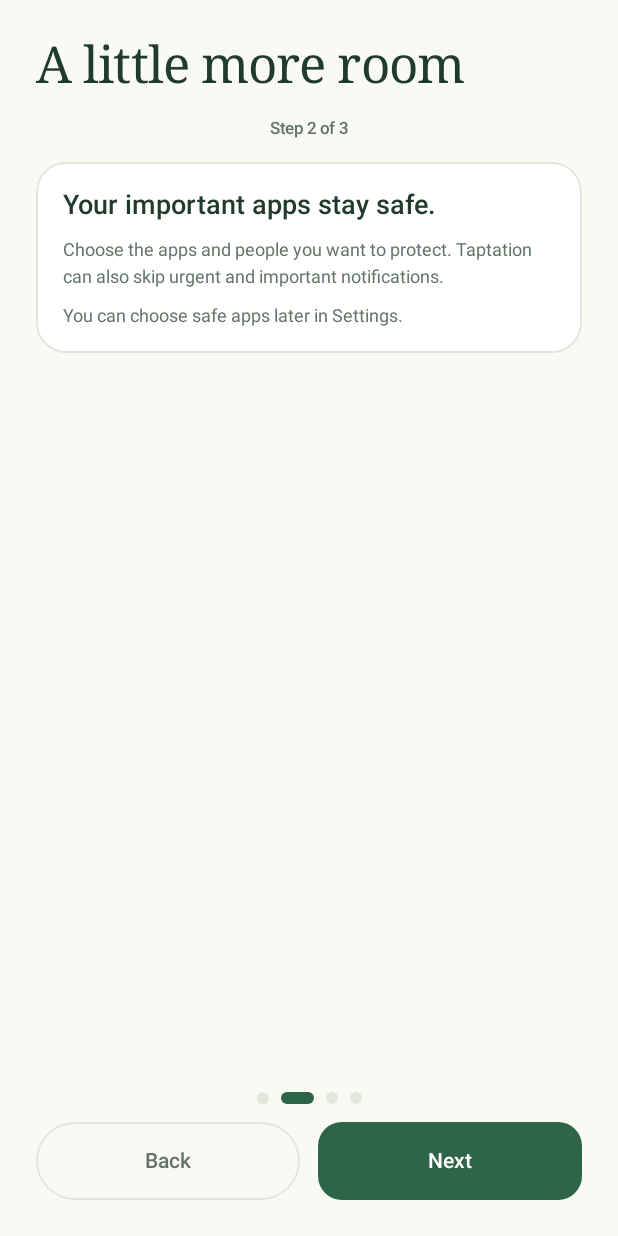
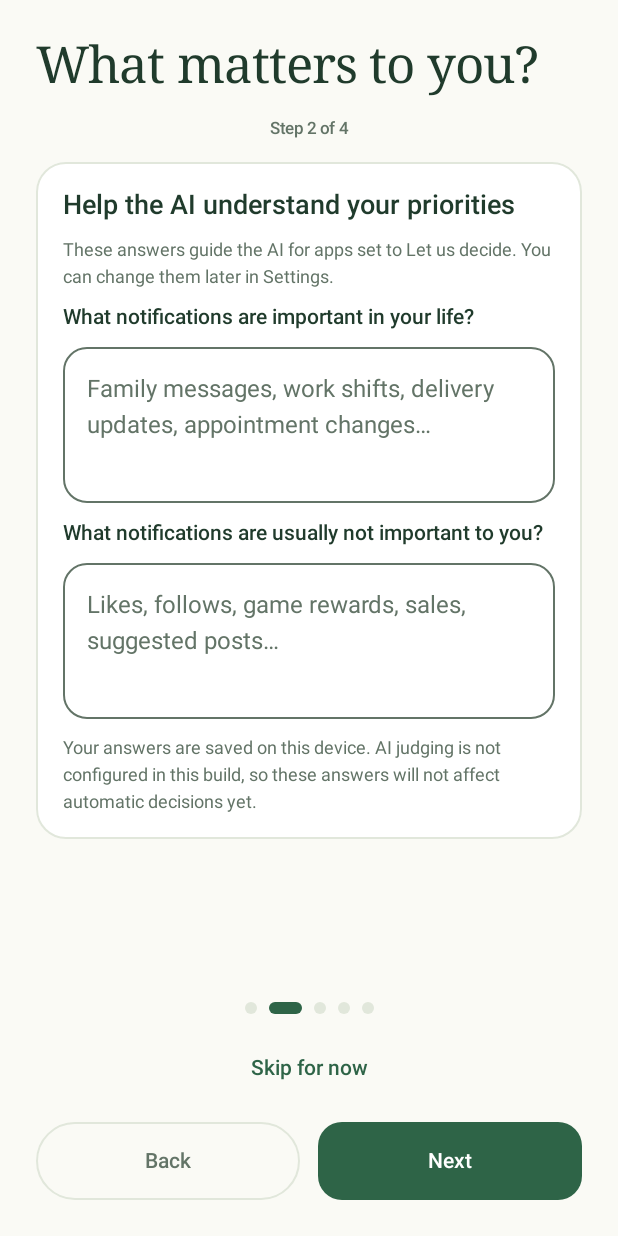
Before and after one commit to kinsonchk/Fake-Notifications, an Android app built with Jetpack Compose: the composable OnboardingScreen shown on its own in the app's theme, after a tap on "Next", on a phone screen of 412 x 824 dp. Run offline under Robolectric (Android 15) with nearby library versions, the phone set to English and light mode, and no system bars.

Commit message:
onboarding client can set ai

```diff
--- a/app/src/main/java/com/codejam/taptation/ui/OnboardingScreen.kt
+++ b/app/src/main/java/com/codejam/taptation/ui/OnboardingScreen.kt
@@ -18,6 +18,7 @@ import androidx.compose.material3.MaterialTheme
 import androidx.compose.material3.OutlinedButton
 import androidx.compose.material3.Surface
 import androidx.compose.material3.Text
+import androidx.compose.material3.TextButton
 import androidx.compose.runtime.Composable
 import androidx.compose.runtime.LaunchedEffect
 import androidx.compose.runtime.getValue
@@ -32,13 +33,23 @@ import androidx.compose.ui.platform.LocalContext
 import androidx.compose.ui.unit.dp
 import androidx.lifecycle.Lifecycle
 import androidx.lifecycle.compose.LifecycleEventEffect
+import androidx.lifecycle.compose.collectAsStateWithLifecycle
+import com.codejam.taptation.BuildConfig
 import com.codejam.taptation.service.PermissionHelper
+import com.codejam.taptation.ui.common.CriteriaField
 import com.codejam.taptation.ui.common.SectionCard
 import com.codejam.taptation.ui.common.openOverlaySettings
+import com.codejam.taptation.ui.common.rememberGameRepository
 import com.codejam.taptation.ui.home.GrassMeadow
 
 private const val PREFS = "first_run"
 private const val TUTORIAL_COMPLETE = "tutorial_complete"
+private const val PAGE_WELCOME = 0
+private const val PAGE_PERSONAL_CRITERIA = 1
+private const val PAGE_SAFE_APPS = 2
+private const val PAGE_CATCHES = 3
+private const val PAGE_SETUP = 4
+private const val TUTORIAL_PAGE_COUNT = PAGE_SETUP
 
 internal fun isTutorialComplete(context: Context): Boolean =
     context.getSharedPreferences(PREFS, Context.MODE_PRIVATE).getBoolean(TUTORIAL_COMPLETE, false)
@@ -51,7 +62,9 @@ internal fun completeTutorial(context: Context) {
 @Composable
 internal fun OnboardingScreen(startAtSetup: Boolean, onComplete: () -> Unit) {
     val context = LocalContext.current
-    var page by rememberSaveable { mutableIntStateOf(if (startAtSetup) 3 else 0) }
+    val repository = rememberGameRepository()
+    val gameState by repository.state.collectAsStateWithLifecycle()
+    var page by rememberSaveable { mutableIntStateOf(if (startAtSetup) PAGE_SETUP else PAGE_WELCOME) }
     var notificationAccess by remember { mutableStateOf(PermissionHelper.isNotificationAccessGranted(context)) }
     var overlayAccess by remember { mutableStateOf(Settings.canDrawOverlays(context)) }
 
@@ -73,29 +86,67 @@ internal fun OnboardingScreen(startAtSetup: Boolean, onComplete: () -> Unit) {
             horizontalAlignment = Alignment.CenterHorizontally,
         ) {
             Text(
-                if (page == 3) "A couple of settings" else "A little more room",
+                when (page) {
+                    PAGE_SETUP -> "A couple of settings"
+                    PAGE_PERSONAL_CRITERIA -> "What matters to you?"
+                    PAGE_SAFE_APPS -> "Your important apps stay safe."
+                    PAGE_CATCHES -> "A tap can be a moment to pause."
+                    else -> "A little more room"
+                },
                 style = MaterialTheme.typography.headlineLarge,
                 modifier = Modifier.fillMaxWidth(),
             )
-            if (page < 3) {
-                Text("Step ${page + 1} of 3", style = MaterialTheme.typography.labelSmall,
+            if (page < PAGE_SETUP) {
+                Text("Step ${page + 1} of $TUTORIAL_PAGE_COUNT", style = MaterialTheme.typography.labelSmall,
                     color = MaterialTheme.colorScheme.onSurfaceVariant)
-                if (page == 0) GrassMeadow(health = 100)
+                if (page == PAGE_WELCOME) GrassMeadow(health = 100)
+                if (page == PAGE_PERSONAL_CRITERIA) {
+                    SectionCard(
+                        title = "Help the AI understand your priorities",
+                        subtitle = "These answers guide the AI for apps set to Let us decide. You can change them later in Settings.",
+                    ) {
+                        val config = gameState?.config
+                        if (config == null) {
+                            Text("Loading your saved preferences…", style = MaterialTheme.typography.bodyMedium)
+                        } else {
+                            CriteriaField(
+                                label = "What notifications are important in your life?",
+                                placeholder = "Family messages, work shifts, delivery updates, appointment changes…",
+                                saved = config.essentialCriteria,
+                            ) { value -> repository.updateConfig { it.copy(essentialCriteria = value.trim()) } }
+                            CriteriaField(
+                                label = "What notifications are usually not important to you?",
+                                placeholder = "Likes, follows, game rewards, sales, suggested posts…",
+                                saved = config.nonEssentialCriteria,
+                            ) { value -> repository.updateConfig { it.copy(nonEssentialCriteria = value.trim()) } }
+                        }
+                        Text(
+                            if (BuildConfig.CF_ACCOUNT_ID.isNotBlank() && BuildConfig.CF_API_TOKEN.isNotBlank()) {
+                                "Your answers are saved on this device. When AI judging runs, Taptation sends your preferences and notification details to Cloudflare. Notification details are not saved by Taptation."
+                            } else {
+                                "Your answers are saved on this device. AI judging is not configured in this build, so these answers will not affect automatic decisions yet."
+                            },
+                            style = MaterialTheme.typography.bodySmall,
+                            color = MaterialTheme.colorScheme.onSurfaceVariant,
+                        )
+                    }
+                } else {
                     SectionCard(
                         title = when (page) {
-                        0 -> "Make space for what matters."
-                        1 -> "Your important apps stay safe."
+                            PAGE_WELCOME -> "Make space for what matters."
+                            PAGE_SAFE_APPS -> "Your important apps stay safe."
                             else -> "A tap can be a moment to pause."
                         },
                         subtitle = when (page) {
-                        0 -> "Some distracting notification taps trigger a reminder and lower your meadow’s health. Important notifications are excluded."
-                        1 -> "Choose the apps and people you want to protect. Taptation can also skip urgent and important notifications."
+                            PAGE_WELCOME -> "Some distracting notification taps trigger a reminder and lower your meadow’s health. Important notifications are excluded."
+                            PAGE_SAFE_APPS -> "Choose the apps and people you want to protect. Taptation can also skip urgent and important notifications."
                             else -> "Taptation checks distracting notification taps. If a catch happens, your meadow loses health and a reminder shows what it cost before you continue."
                         },
                     ) {
-                    if (page == 1) Text("You can choose safe apps later in Settings.",
+                        if (page == PAGE_SAFE_APPS) Text("You can choose safe apps later in Settings.",
                             style = MaterialTheme.typography.bodySmall,
                             color = MaterialTheme.colorScheme.onSurfaceVariant)
+                    }
                 }
             } else {
                 Text("Taptation needs notification access to detect notification taps. Showing catch feedback over other apps is optional but recommended.",
@@ -126,7 +177,7 @@ internal fun OnboardingScreen(startAtSetup: Boolean, onComplete: () -> Unit) {
 
         Column(horizontalAlignment = Alignment.CenterHorizontally, verticalArrangement = Arrangement.spacedBy(12.dp)) {
             Row(horizontalArrangement = Arrangement.spacedBy(8.dp), verticalAlignment = Alignment.CenterVertically) {
-                repeat(4) { index ->
+                repeat(PAGE_SETUP + 1) { index ->
                     Surface(
                         color = if (index == page) MaterialTheme.colorScheme.primary else MaterialTheme.colorScheme.outlineVariant,
                         shape = RoundedCornerShape(50),
@@ -134,21 +185,24 @@ internal fun OnboardingScreen(startAtSetup: Boolean, onComplete: () -> Unit) {
                     ) {}
                 }
             }
+            if (page == PAGE_PERSONAL_CRITERIA) {
+                TextButton(onClick = { page = PAGE_SAFE_APPS }) { Text("Skip for now") }
+            }
             Row(Modifier.fillMaxWidth(), horizontalArrangement = Arrangement.spacedBy(12.dp)) {
-                if (page > 0 && page < 3) {
+                if (page > PAGE_WELCOME && page < PAGE_SETUP) {
                     OutlinedButton(onClick = { page-- }, modifier = Modifier.weight(1f).height(52.dp)) { Text("Back") }
                 }
-                val canFinish = page == 3 && notificationAccess
+                val canFinish = page == PAGE_SETUP && notificationAccess
                 Button(
                     onClick = {
-                        if (page < 3) page++ else if (canFinish) onComplete()
+                        if (page < PAGE_SETUP) page++ else if (canFinish) onComplete()
                     },
-                    enabled = page < 3 || canFinish,
+                    enabled = page < PAGE_SETUP || canFinish,
                     modifier = Modifier.weight(1f).height(52.dp),
                     shape = RoundedCornerShape(16.dp),
                 ) { Text(when (page) {
-                    0, 1 -> "Next"
-                    2 -> "Set up notifications"
+                    PAGE_WELCOME, PAGE_PERSONAL_CRITERIA, PAGE_SAFE_APPS -> "Next"
+                    PAGE_CATCHES -> "Set up notifications"
                     else -> "Finish setup"
                 }) }
             }
--- a/app/src/main/java/com/codejam/taptation/ui/TaptationApp.kt
+++ b/app/src/main/java/com/codejam/taptation/ui/TaptationApp.kt
@@ -8,6 +8,7 @@ import androidx.compose.material3.Text
 import androidx.compose.runtime.Composable
 import androidx.compose.runtime.getValue
 import androidx.compose.runtime.mutableStateOf
+import androidx.compose.runtime.remember
 import androidx.compose.runtime.saveable.rememberSaveable
 import androidx.compose.runtime.saveable.rememberSaveableStateHolder
 import androidx.compose.runtime.setValue
@@ -50,10 +51,19 @@ enum class Tab(val label: String, @param:DrawableRes val icon: Int, val debugOnl
     Debug("Debug", R.drawable.ic_tab_debug, debugOnly = true),
 }
 
-/** Root app shell. Opens directly into Home, which surfaces first-run setup when needed. */
+/** Root app shell. Shows the first-run tutorial once, then opens the app tabs. */
 @Composable
 fun TaptationApp(debug: Boolean) {
-    AppTabs(debug)
+    val context = LocalContext.current
+    var tutorialComplete by remember { mutableStateOf(isTutorialComplete(context)) }
+    if (tutorialComplete) {
+        AppTabs(debug)
+    } else {
+        OnboardingScreen(startAtSetup = false) {
+            completeTutorial(context)
+            tutorialComplete = true
+        }
+    }
 }
 
 /** Bottom tabs. Debug-only tabs are hidden in release builds. */
--- /dev/null
+++ b/app/src/main/java/com/codejam/taptation/ui/common/CriteriaField.kt
@@ -0,0 +1,50 @@
+package com.codejam.taptation.ui.common
+
+import androidx.compose.foundation.layout.fillMaxWidth
+import androidx.compose.foundation.shape.RoundedCornerShape
+import androidx.compose.material3.OutlinedTextField
+import androidx.compose.material3.MaterialTheme
+import androidx.compose.material3.Text
+import androidx.compose.runtime.Composable
+import androidx.compose.runtime.DisposableEffect
+import androidx.compose.runtime.LaunchedEffect
+import androidx.compose.runtime.getValue
+import androidx.compose.runtime.mutableStateOf
+import androidx.compose.runtime.rememberUpdatedState
+import androidx.compose.runtime.saveable.rememberSaveable
+import androidx.compose.runtime.setValue
+import androidx.compose.ui.Modifier
+import androidx.compose.ui.semantics.contentDescription
+import androidx.compose.ui.semantics.semantics
+import androidx.compose.ui.unit.dp
+import com.codejam.taptation.logic.GameConfig
+import kotlinx.coroutines.delay
+
+/** Shared, autosaving input for the user's important/non-essential AI criteria. */
+@Composable
+fun CriteriaField(label: String, placeholder: String, saved: String, onSave: (String) -> Unit) {
+    var text by rememberSaveable(label) { mutableStateOf(saved) }
+    val latestText by rememberUpdatedState(text)
+    val latestSaved by rememberUpdatedState(saved)
+    val latestOnSave by rememberUpdatedState(onSave)
+    LaunchedEffect(text) {
+        if (text != saved) {
+            delay(500)
+            onSave(text)
+        }
+    }
+    DisposableEffect(Unit) {
+        onDispose {
+            if (latestText != latestSaved) latestOnSave(latestText)
+        }
+    }
+    Text(label, style = MaterialTheme.typography.titleSmall)
+    OutlinedTextField(
+        value = text,
+        onValueChange = { text = it.take(GameConfig.MAX_CRITERIA_LENGTH) },
+        modifier = Modifier.fillMaxWidth().semantics { contentDescription = label },
+        minLines = 3,
+        placeholder = { Text(placeholder) },
+        shape = RoundedCornerShape(16.dp),
+    )
+}
--- a/app/src/main/java/com/codejam/taptation/ui/settings/NotificationRulesScreen.kt
+++ b/app/src/main/java/com/codejam/taptation/ui/settings/NotificationRulesScreen.kt
@@ -22,7 +22,6 @@ import com.codejam.taptation.logic.GameConfig
 import com.codejam.taptation.logic.GameRepository
 import com.codejam.taptation.logic.Strictness
 import com.codejam.taptation.ui.common.*
-import kotlinx.coroutines.delay
 import kotlinx.coroutines.launch
 import kotlin.math.roundToInt
 
@@ -192,20 +191,6 @@ private fun CriteriaSection(config: GameConfig, repository: GameRepository) {
 }
 
 @Composable
-private fun CriteriaField(label: String, placeholder: String, saved: String, onSave: (String) -> Unit) {
-    var text by rememberSaveable { mutableStateOf(saved) }
-    val latestText by rememberUpdatedState(text)
-    val latestSaved by rememberUpdatedState(saved)
-    val latestOnSave by rememberUpdatedState(onSave)
-    LaunchedEffect(text) { if (text != saved) { delay(500); onSave(text) } }
-    DisposableEffect(Unit) { onDispose { if (latestText != latestSaved) latestOnSave(latestText) } }
-    Text(label, style = MaterialTheme.typography.titleSmall)
-    OutlinedTextField(value = text, onValueChange = { text = it.take(GameConfig.MAX_CRITERIA_LENGTH) },
-        modifier = Modifier.fillMaxWidth().semantics { contentDescription = label }, minLines = 3,
-        placeholder = { Text(placeholder) }, shape = RoundedCornerShape(16.dp))
-}
-
-@Composable
 private fun StrictnessSection(config: GameConfig, repository: GameRepository) {
     var index by remember(config.strictness) { mutableFloatStateOf(config.strictness.ordinal.toFloat()) }
     val current = Strictness.entries[index.roundToInt().coerceIn(0, Strictness.entries.lastIndex)]
```
Also changed, not shown: 2 other files. Lines whose indentation alone changed are shown as unchanged.
